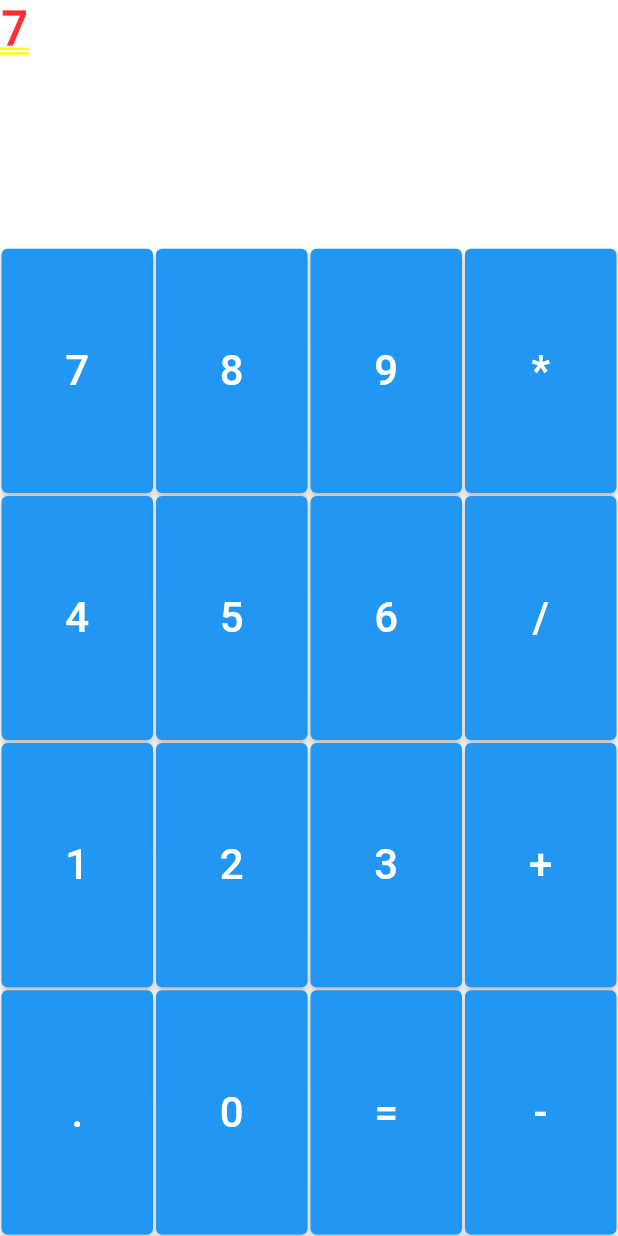
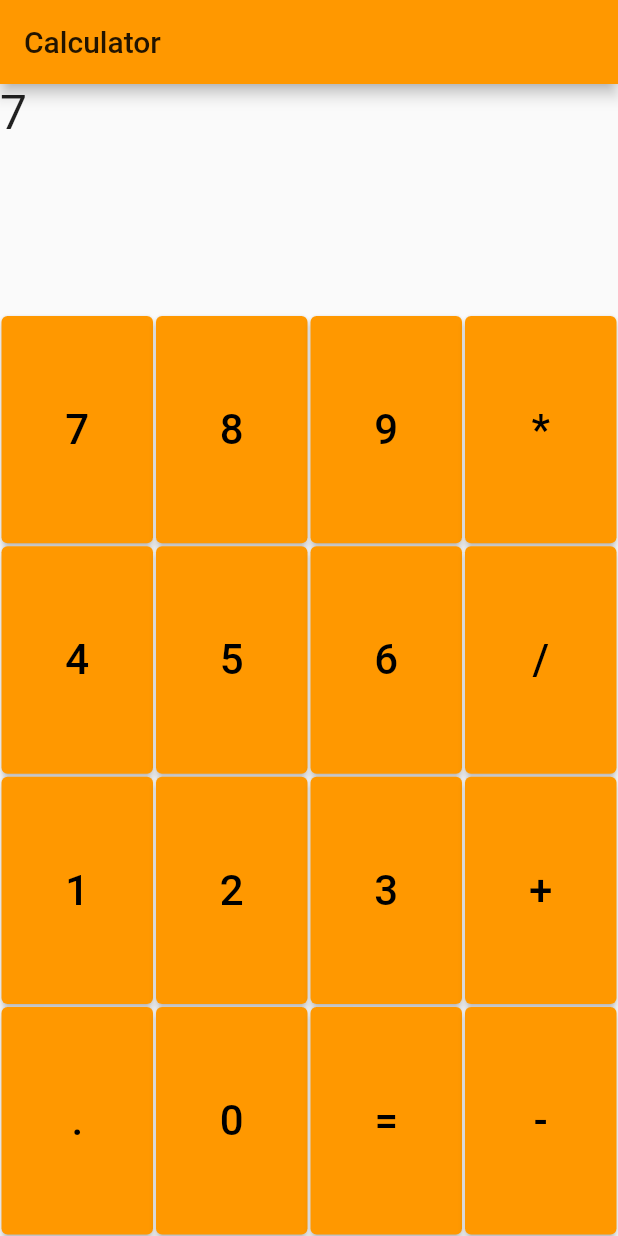
Before and after one commit to sohaila1811999/calculator, a Flutter app: the screen it shows after launch, after a tap on an icon or button, on a phone screen of 412 x 824 dp. Run offline on Flutter 3.47's test engine with Material 2 defaults, Android fonts, the phone set to English and light mode, and no system bars.

Commit message:
Calculator app

```diff
--- a/lib/Calculator.dart
+++ b/lib/Calculator.dart
@@ -1,3 +1,4 @@
+import 'package:calculator/CalculatorResultText.dart';
 import 'package:flutter/material.dart';
 
 import 'CalculatorButton.dart';
@@ -21,9 +22,14 @@ import 'CalculatorButton.dart';
   return Column(
   crossAxisAlignment: CrossAxisAlignment.start,
   children: [
-  Expanded(child: Text(resultTv,style: TextStyle(fontSize: 32),)),
+  Expanded(child:
+
+
+           CalculatorResultText(resultTv)),
+
   Expanded(
   child: Row(
+    mainAxisAlignment:MainAxisAlignment.center ,
   crossAxisAlignment: CrossAxisAlignment.stretch,
   children: [
   CalculatorButton('7',onDigitClick),
--- /dev/null
+++ b/lib/CalculatorResultText.dart
@@ -0,0 +1,17 @@
+import 'package:flutter/cupertino.dart';
+import 'package:flutter/material.dart';
+
+class CalculatorResultText extends StatelessWidget{
+  String text;
+  CalculatorResultText(this.text);
+  @override
+  Widget build(BuildContext context) {
+
+    return
+
+
+         Container(
+
+             child: Text(text,style: TextStyle(fontSize: 32)));
+    }
+}
--- a/lib/main.dart
+++ b/lib/main.dart
@@ -9,13 +9,19 @@ class MyApp extends StatelessWidget {
   // This widget is the root of your application.
   @override
   Widget build(BuildContext context) {
-    return MaterialApp(
-      title: 'Flutter Demo',
-      theme: ThemeData(
 
-        primarySwatch: Colors.blue,
-      ),
-      home: CalculatorWidget (),
+    return MaterialApp(title:'new flutter app' ,
+    theme: ThemeData(
+      primarySwatch: Colors.orange,
+
+    ),
+    home: Scaffold(
+
+    appBar: AppBar(title: Text('Calculator'),) ,
+    // body:SimpleCounterWidget()
+    body:CalculatorWidget()),
+
+
     );
-  }
 }
+}
```
